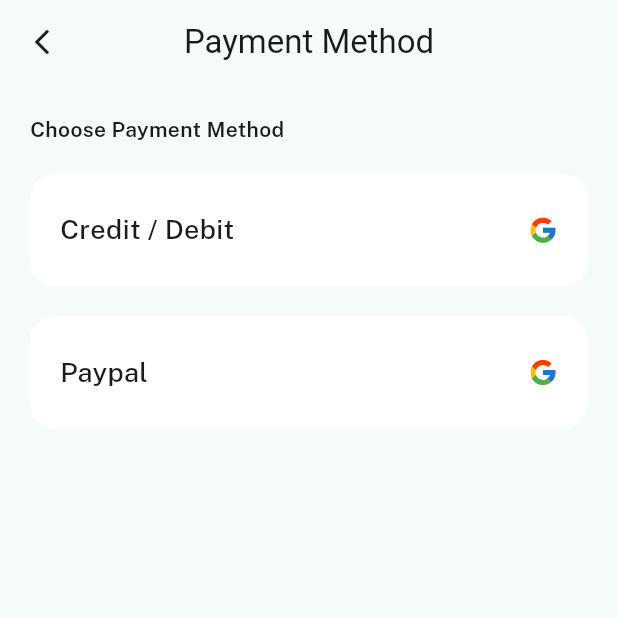
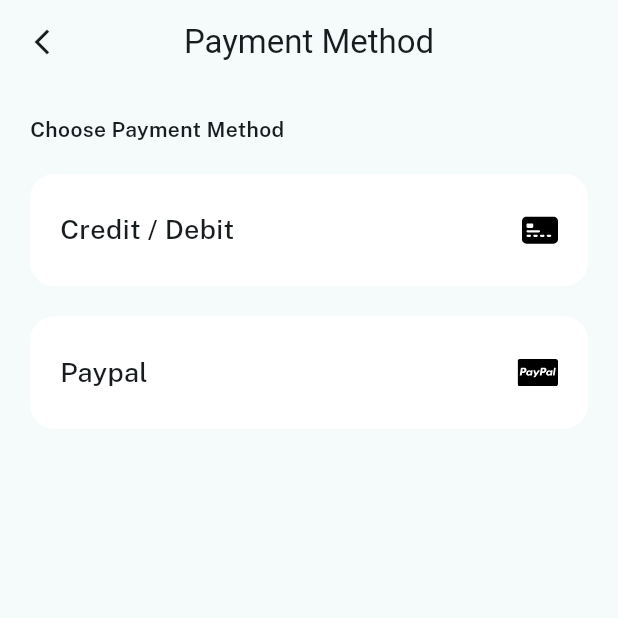
Before and after one commit to HAMZA-CH420/Shoe-Fanatic, a Flutter app: the PaymentScreen screen opened directly, on a phone screen of 412 x 824 dp, the top half of it. Run offline on Flutter 3.47's test engine with Material 3 defaults, Android fonts, the phone set to English and light mode, and no system bars; our stand-ins replace flutter_svg, google_fonts, iconsax, lottie, permission_handler, shared_preferences and 1 more; accounts and stored records are empty.

Commit message:
minor changes

```diff
--- a/lib/Features/PaymentScreen/Widgets/method_widget.dart
+++ b/lib/Features/PaymentScreen/Widgets/method_widget.dart
@@ -26,7 +26,9 @@ class MethodWidget extends StatelessWidget {
               fontSize: 18,
             ),
           ),
-          SvgPicture.asset('assets/icon/google.svg'),
+          SvgPicture.asset(
+            'assets/icon/$icon',
+          ),
         ],
       ),
     );
```
